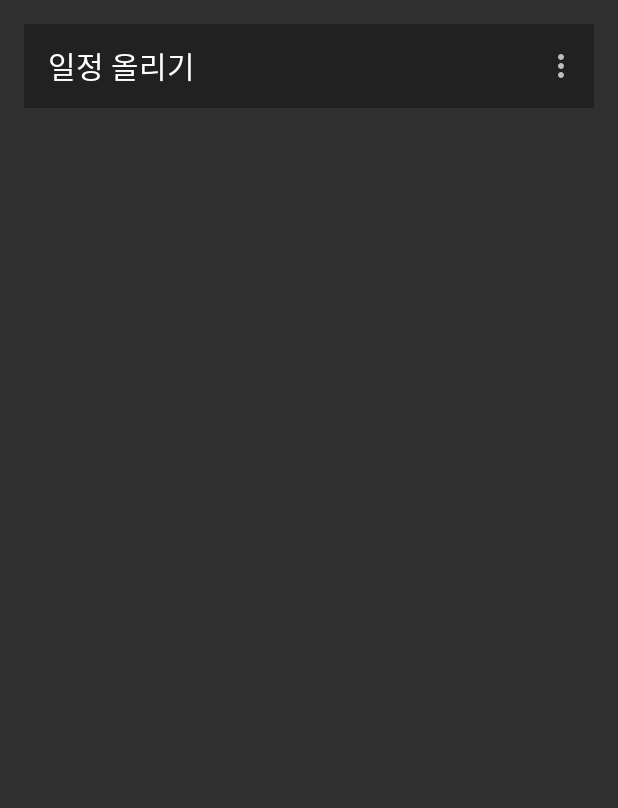
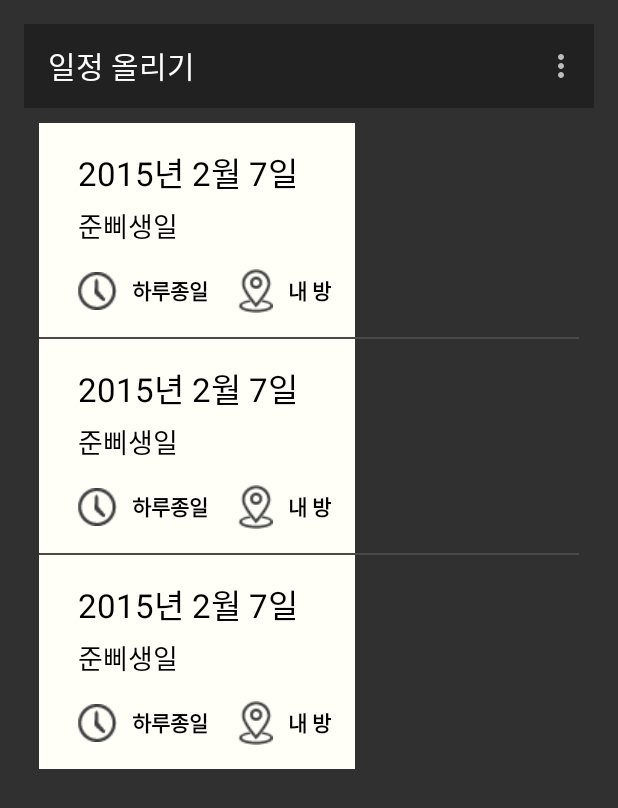
Before and after one commit to leewk92/WhendRepository, an Android app: the A1_UploadActivity screen opened directly, with no data from a screen before it, on a phone screen of 412 x 824 dp. Shown: the top 808 px of the screen. Run offline under Robolectric (Android 15) with nearby library versions, the phone set to English and light mode, and no system bars.

Commit message:
일정올리기 레이아웃 + 액티비티

```diff
--- /dev/null
+++ b/app/src/main/java/net/whend/soodal/whend/form/Upload_Schedule_Adapter.java
@@ -0,0 +1,38 @@
+package net.whend.soodal.whend.form;
+import android.content.Context;
+import android.view.LayoutInflater;
+import android.view.View;
+import android.view.ViewGroup;
+import android.widget.ArrayAdapter;
+
+import net.whend.soodal.whend.R;
+import net.whend.soodal.whend.model.top.Upload_Schedule;
+
+import java.util.ArrayList;
+
+/**
+ * Upload 창을 위한 어답터
+ * Created by JB on 15. 7. 10.
+ */
+public class Upload_Schedule_Adapter extends ArrayAdapter<Upload_Schedule> {
+
+    private ArrayList<Upload_Schedule> Schedule_list;
+    private Context context;
+
+    public Upload_Schedule_Adapter(Context context, int textViewResourceId, ArrayList<Upload_Schedule> lists){
+        super(context, textViewResourceId, lists);
+        this.Schedule_list = lists;
+        this.context = context;
+    }
+
+    @Override
+    public View getView(int position, View convertView, ViewGroup parent){
+        View v = convertView;
+        if (v == null) {
+            LayoutInflater li = (LayoutInflater) context.getSystemService(Context.LAYOUT_INFLATER_SERVICE);
+            v = li.inflate(R.layout.item_upload_schedule, null);
+        }
+
+        return v;
+    }
+}
--- a/app/src/main/java/net/whend/soodal/whend/view/A1_UploadActivity.java
+++ b/app/src/main/java/net/whend/soodal/whend/view/A1_UploadActivity.java
@@ -9,6 +9,7 @@ import android.view.MenuItem;
 import android.widget.ListView;
 
 import net.whend.soodal.whend.R;
+import net.whend.soodal.whend.form.Upload_Schedule_Adapter;
 import net.whend.soodal.whend.model.top.Upload_Schedule;
 
 import java.util.ArrayList;
@@ -17,16 +18,26 @@ public class A1_UploadActivity extends AppCompatActivity {
 
     private ListView listview;
     private ArrayList<Upload_Schedule> arraySchedule = new ArrayList<Upload_Schedule>();
-    //private Concise_Schedule_Adapter concise_schedule_adapter;
+    private Upload_Schedule_Adapter upload_schedule_adapter;
 
     @Override
     protected void onCreate(Bundle savedInstanceState) {
         super.onCreate(savedInstanceState);
         setContentView(R.layout.a1_upload);
 
+        Upload_Schedule a = new Upload_Schedule();
+        arraySchedule.add(a);
+        arraySchedule.add(a);
+        arraySchedule.add(a);
+
         Toolbar toolbar = (Toolbar) findViewById(R.id.toolbar_upload);
         toolbar.setTitle("일정 올리기");
         setSupportActionBar(toolbar);
+
+        listview = (ListView)findViewById(R.id.listView_upload);
+        listview.setAdapter(new Upload_Schedule_Adapter(this ,R.layout.item_upload_schedule,arraySchedule));
+
+
 
     }
 
--- a/app/src/main/res/anim/push_up_in.xml
+++ b/app/src/main/res/anim/push_up_in.xml
@@ -1,5 +1,5 @@
 <?xml version="1.0" encoding="utf-8"?>
 <set xmlns:android="http://schemas.android.com/apk/res/android">
-    <translate android:fromYDelta="100%p" android:toYDelta="0" android:duration="250"/>
-    <alpha android:fromAlpha="0.0" android:toAlpha="1.0" android:duration="250" />
+    <translate android:fromYDelta="100%p" android:toYDelta="0" android:duration="200"/>
+    <alpha android:fromAlpha="0.0" android:toAlpha="1.0" android:duration="200" />
 </set>
--- a/app/src/main/res/anim/push_up_out.xml
+++ b/app/src/main/res/anim/push_up_out.xml
@@ -1,5 +1,5 @@
 <?xml version="1.0" encoding="utf-8"?>
 <set xmlns:android="http://schemas.android.com/apk/res/android">
-    <translate android:fromYDelta="0" android:toYDelta="-100%p" android:duration="250"/>
-    <alpha android:fromAlpha="1.0" android:toAlpha="0.0" android:duration="250" />
+    <translate android:fromYDelta="0" android:toYDelta="-100%p" android:duration="200"/>
+    <alpha android:fromAlpha="1.0" android:toAlpha="0.0" android:duration="200" />
 </set>
--- a/app/src/main/res/layout/a1_upload.xml
+++ b/app/src/main/res/layout/a1_upload.xml
@@ -12,19 +12,13 @@
         android:layout_height="wrap_content"
         android:layout_width="match_parent"
         android:minHeight="?attr/actionBarSize"
-        android:background="?attr/colorPrimary"
-        android:textAlignment="center" />
+        android:background="?attr/colorPrimary" />
 
-    <ScrollView
+    <ListView
         android:layout_width="wrap_content"
         android:layout_height="wrap_content"
-        android:id="@+id/scrollView" >
-
-        <ListView
-            android:layout_width="wrap_content"
-            android:layout_height="wrap_content"
-            android:id="@+id/listView_upload" />
-    </ScrollView>
+        android:id="@+id/listView_upload"
+        android:padding="10dp" />
 
 
 </LinearLayout>
--- /dev/null
+++ b/app/src/main/res/layout/item_upload_schedule.xml
@@ -0,0 +1,78 @@
+<?xml version="1.0" encoding="utf-8"?>
+<LinearLayout
+    xmlns:android="http://schemas.android.com/apk/res/android"
+    android:orientation="horizontal"
+    android:layout_width="match_parent"
+    android:layout_height="wrap_content"
+    android:padding="16dp"
+    android:background="#fffffff8"
+    >
+
+    <LinearLayout
+        android:orientation="vertical"
+        android:layout_width="match_parent"
+        android:layout_height="wrap_content"
+        android:layout_marginLeft="10dp">
+
+
+        <TextView
+            android:layout_width="wrap_content"
+            android:layout_height="wrap_content"
+            android:textAppearance="?android:attr/textAppearanceLarge"
+            android:text="2015년 2월 7일"
+            android:id="@+id/Date"
+            android:layout_marginBottom="5dp"
+            android:textColor="#ff000000" />
+
+        <TextView
+            android:layout_width="wrap_content"
+            android:layout_height="wrap_content"
+            android:textAppearance="?android:attr/textAppearanceMedium"
+            android:text="준삐생일"
+            android:id="@+id/Content"
+            android:layout_marginBottom="15dp"
+            android:textColor="#ff000000" />
+
+        <LinearLayout
+            android:orientation="horizontal"
+            android:layout_width="wrap_content"
+            android:layout_height="wrap_content"
+            android:gravity="center_vertical"
+            >
+
+            <ImageView
+                android:layout_width="wrap_content"
+                android:layout_height="wrap_content"
+                android:id="@+id/imageView"
+                android:src="@drawable/time" />
+
+            <TextView
+                android:layout_width="wrap_content"
+                android:layout_height="wrap_content"
+                android:text="하루종일"
+                android:id="@+id/Time"
+                android:layout_marginLeft="10dp"
+                android:textStyle="bold"
+                android:textIsSelectable="true"
+                android:layout_marginRight="20dp"
+                android:textColor="#ff000000" />
+
+            <ImageView
+                android:layout_width="wrap_content"
+                android:layout_height="wrap_content"
+                android:id="@+id/imageView2"
+                android:src="@drawable/location" />
+
+            <TextView
+                android:layout_width="wrap_content"
+                android:layout_height="wrap_content"
+                android:text="내 방"
+                android:id="@+id/Location"
+                android:layout_marginLeft="10dp"
+                android:textStyle="bold"
+                android:textIsSelectable="true"
+                android:textColor="#ff000000" />
+        </LinearLayout>
+    </LinearLayout>
+
+</LinearLayout>
```
